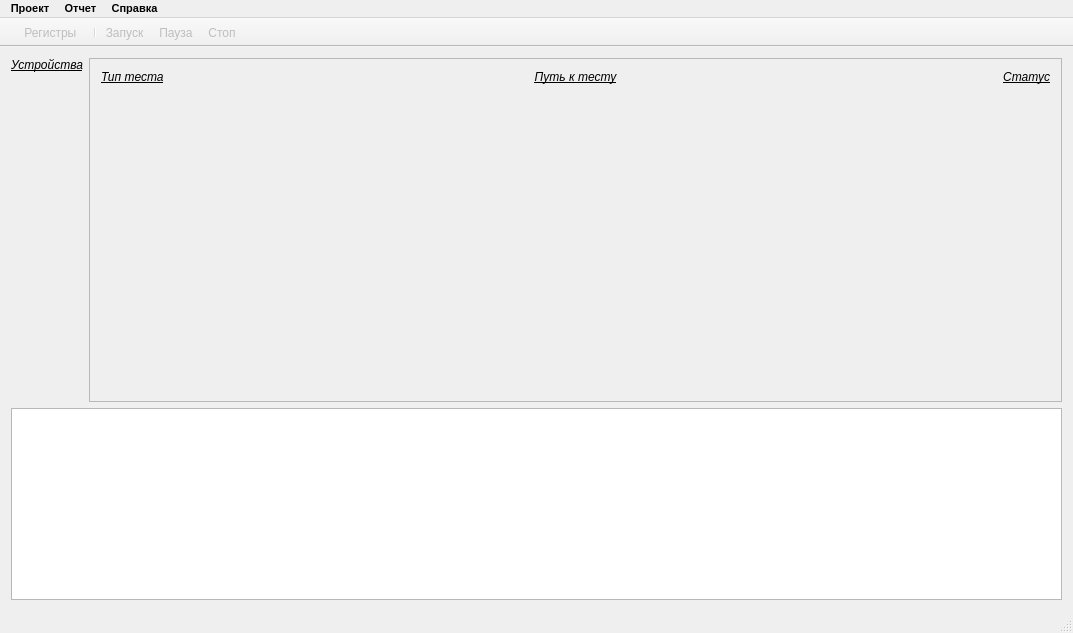
Above: tgca/mainwindow.ui from Veala/host_tgca-for-t_hsc before the change. Below: the same form after it.
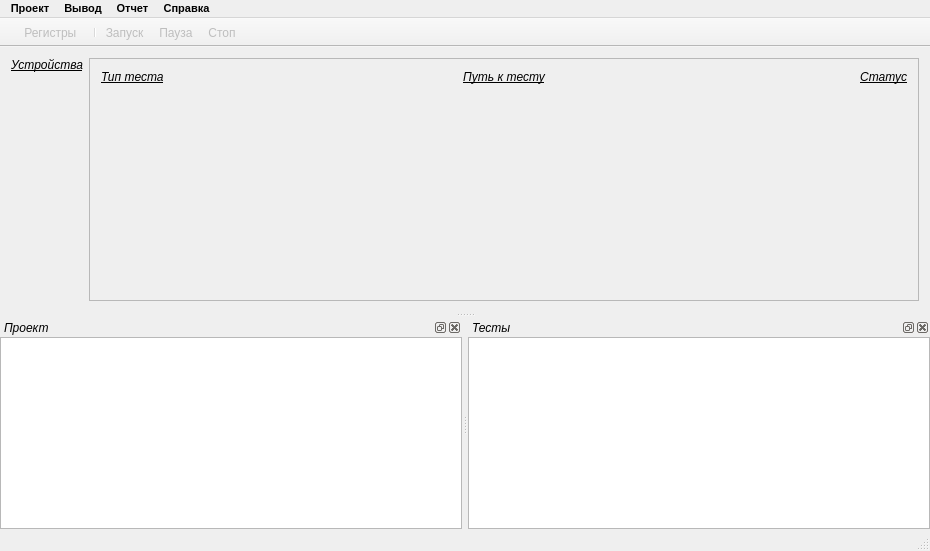
That is the form after the change. Icons and pictures are not drawn.

```diff
--- a/tgca/mainwindow.ui
+++ b/tgca/mainwindow.ui
@@ -6,8 +6,8 @@
    <rect>
     <x>0</x>
     <y>0</y>
-    <width>1073</width>
-    <height>633</height>
+    <width>930</width>
+    <height>551</height>
    </rect>
   </property>
   <property name="windowTitle">
@@ -19,21 +19,6 @@
   </property>
   <widget class="QWidget" name="centralWidget">
    <layout class="QGridLayout" name="gridLayout">
-    <item row="1" column="0" colspan="2">
-     <widget class="QTextBrowser" name="textBrowser">
-      <property name="sizePolicy">
-       <sizepolicy hsizetype="Expanding" vsizetype="Fixed">
-        <horstretch>0</horstretch>
-        <verstretch>0</verstretch>
-       </sizepolicy>
-      </property>
-      <property name="font">
-       <font>
-        <pointsize>7</pointsize>
-       </font>
-      </property>
-     </widget>
-    </item>
     <item row="0" column="0">
      <layout class="QVBoxLayout" name="deviceLayout">
       <item>
@@ -85,8 +70,8 @@
         <rect>
          <x>0</x>
          <y>0</y>
-         <width>967</width>
-         <height>320</height>
+         <width>813</width>
+         <height>200</height>
         </rect>
        </property>
        <layout class="QVBoxLayout" name="verticalLayout">
@@ -209,7 +194,7 @@
     <rect>
      <x>0</x>
      <y>0</y>
-     <width>1073</width>
+     <width>930</width>
      <height>22</height>
     </rect>
    </property>
@@ -269,11 +254,98 @@
     <addaction name="actAbout"/>
     <addaction name="actHelp"/>
    </widget>
+   <widget class="QMenu" name="outputMenu">
+    <property name="title">
+     <string>Вывод</string>
+    </property>
+   </widget>
    <addaction name="project"/>
+   <addaction name="outputMenu"/>
    <addaction name="report"/>
    <addaction name="reference"/>
   </widget>
   <widget class="QStatusBar" name="statusBar"/>
+  <widget class="QDockWidget" name="dockPro">
+   <property name="font">
+    <font>
+     <weight>50</weight>
+     <italic>true</italic>
+     <bold>false</bold>
+    </font>
+   </property>
+   <property name="floating">
+    <bool>false</bool>
+   </property>
+   <property name="windowTitle">
+    <string>Проект</string>
+   </property>
+   <attribute name="dockWidgetArea">
+    <number>8</number>
+   </attribute>
+   <widget class="QWidget" name="dockWidgetContents">
+    <layout class="QGridLayout" name="gridLayout_2">
+     <property name="leftMargin">
+      <number>0</number>
+     </property>
+     <property name="topMargin">
+      <number>0</number>
+     </property>
+     <property name="rightMargin">
+      <number>0</number>
+     </property>
+     <property name="bottomMargin">
+      <number>0</number>
+     </property>
+     <item row="0" column="0">
+      <widget class="QTextBrowser" name="projectBrowser">
+       <property name="sizePolicy">
+        <sizepolicy hsizetype="Expanding" vsizetype="Expanding">
+         <horstretch>0</horstretch>
+         <verstretch>0</verstretch>
+        </sizepolicy>
+       </property>
+       <property name="font">
+        <font>
+         <pointsize>7</pointsize>
+        </font>
+       </property>
+      </widget>
+     </item>
+    </layout>
+   </widget>
+  </widget>
+  <widget class="QDockWidget" name="dockTest">
+   <property name="font">
+    <font>
+     <italic>true</italic>
+    </font>
+   </property>
+   <property name="windowTitle">
+    <string>Тесты</string>
+   </property>
+   <attribute name="dockWidgetArea">
+    <number>8</number>
+   </attribute>
+   <widget class="QWidget" name="dockWidgetContents_2">
+    <layout class="QGridLayout" name="gridLayout_3">
+     <property name="leftMargin">
+      <number>0</number>
+     </property>
+     <property name="topMargin">
+      <number>0</number>
+     </property>
+     <property name="rightMargin">
+      <number>0</number>
+     </property>
+     <property name="bottomMargin">
+      <number>0</number>
+     </property>
+     <item row="0" column="0">
+      <widget class="QTextBrowser" name="testBrowser"/>
+     </item>
+    </layout>
+   </widget>
+  </widget>
   <action name="actConfiguration">
    <property name="enabled">
     <bool>false</bool>
```
